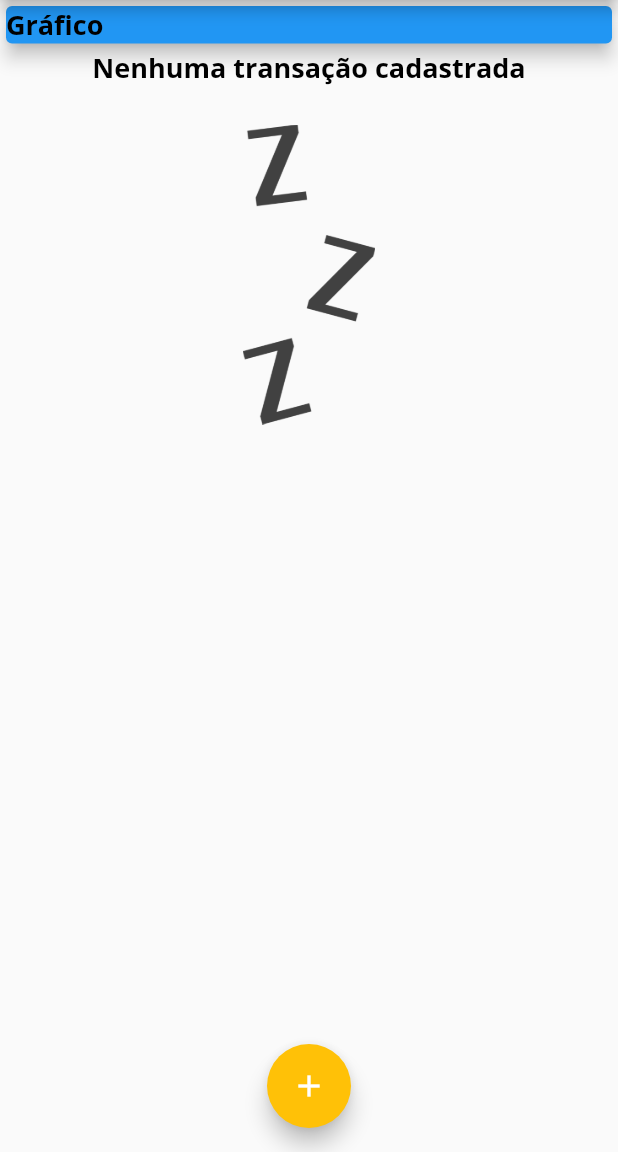
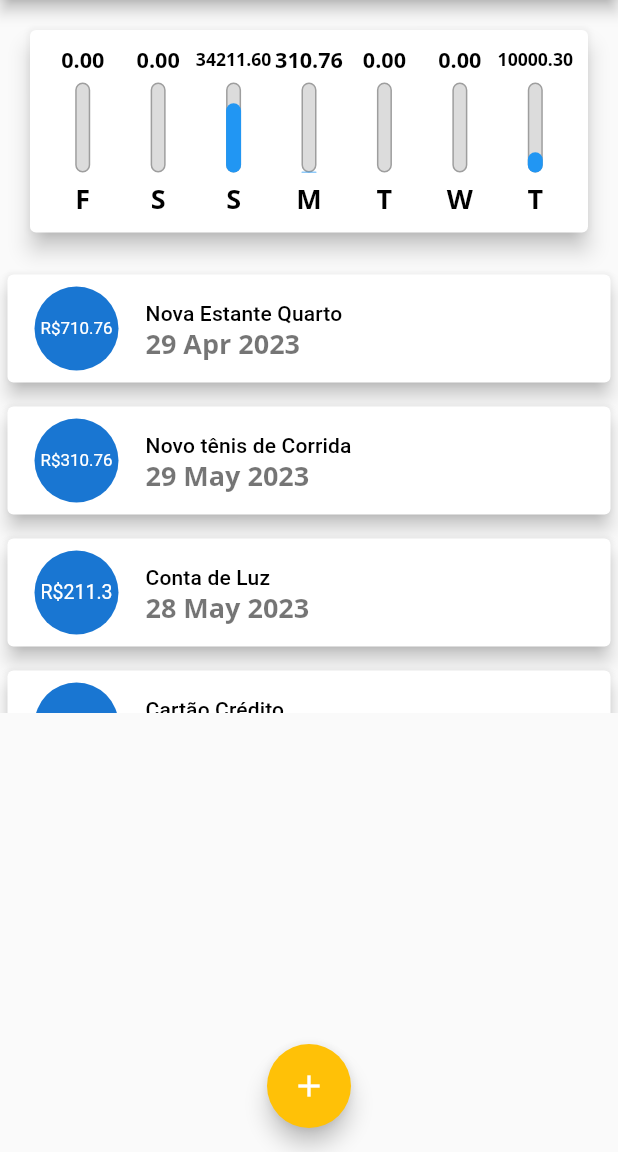
Before and after one commit to LeonardoPuglia/despesas_pessoais, a Flutter app: the screen it shows after launch, on a phone screen of 412 x 824 dp, the part 84-1236 px from its top. Run offline on Flutter 3.47's test engine with Material 2 defaults, Android fonts, the phone set to English and light mode, and no system bars.

Commit message:
chart returned transactions in correct form

```diff
--- /dev/null
+++ b/lib/components/chart.dart
@@ -0,0 +1,77 @@
+// ignore_for_file: prefer_const_constructors
+
+import 'package:despesas_pessoais/components/chart_bar.dart';
+import 'package:flutter/material.dart';
+import 'package:intl/intl.dart';
+
+import '../models/transaction.dart';
+
+class Chart extends StatelessWidget {
+  List<Transaction> recentTransactions;
+
+  Chart(this.recentTransactions);
+
+  List<Map<String, Object>> get groupedTransaction {
+    return List.generate(7, (index) {
+      final weekDay = DateTime.now().subtract(Duration(days: index));
+
+      double totalSum = 0.0;
+
+      if (recentTransactions.length == 0)
+        return {
+          'day': '',
+          'value': 0,
+        };
+
+      var lastWeekTransactions = recentTransactions.where((e) {
+        var sameDay = e.date.day == weekDay.day;
+        var sameMonth = e.date.month == weekDay.month;
+        var sameYear = e.date.year == weekDay.year;
+
+        return sameYear && sameMonth && sameDay;
+      }).toList();
+
+      for (var tr in lastWeekTransactions) {
+        totalSum += tr.value;
+      }
+
+      var initialWeekDay = DateFormat.E().format(weekDay)[0];
+
+      print(initialWeekDay);
+      print(totalSum);
+      return {
+        'day': initialWeekDay,
+        'value': totalSum,
+      };
+    }).reversed.toList();
+  }
+
+  double get _weekTotalValue {
+    return groupedTransaction.fold(
+        0.0, (sum, tr) => sum + (tr['value'] as double));
+  }
+
+  @override
+  Widget build(BuildContext context) {
+    return Card(
+      elevation: 6,
+      margin: EdgeInsets.all(20),
+      child: Padding(
+        padding: const EdgeInsets.all(10.0),
+        child: Row(
+          mainAxisAlignment: MainAxisAlignment.spaceAround,
+          children: groupedTransaction
+              .map((tr) => Flexible(
+                    fit: FlexFit.tight,
+                    child: ChartBar(
+                      label: tr['day'].toString(),
+                      value: tr['value'] as double,
+                      percentage: (tr['value'] as double) / _weekTotalValue,
+                    ),
+                  ))
+              .toList(),
+        ),
+      ),
+    );
+  }
+}
--- /dev/null
+++ b/lib/components/chart_bar.dart
@@ -0,0 +1,59 @@
+// ignore_for_file: prefer_const_constructors
+
+import 'package:flutter/material.dart';
+
+class ChartBar extends StatelessWidget {
+  final String label;
+  final double value;
+  final double percentage;
+
+  const ChartBar({
+    super.key,
+    required this.label,
+    required this.value,
+    required this.percentage,
+  });
+
+  @override
+  Widget build(BuildContext context) {
+    return Column(
+      children: [
+        Container(
+          height: 20,
+          child: FittedBox(
+            child: Text('${value.toStringAsFixed(2)}'),
+          ),
+        ),
+        SizedBox(height: 5),
+        Container(
+          height: 60,
+          width: 10,
+          child: Stack(
+            alignment: Alignment.bottomCenter,
+            children: [
+              Container(
+                decoration: BoxDecoration(
+                    border: Border.all(
+                      color: Colors.grey,
+                      width: 1.0,
+                    ),
+                    color: Color.fromRGBO(220, 220, 220, 1),
+                    borderRadius: BorderRadius.circular(5)),
+              ),
+              FractionallySizedBox(
+                heightFactor: percentage,
+                child: Container(
+                  decoration: BoxDecoration(
+                      borderRadius: BorderRadius.circular(5),
+                      color: Theme.of(context).primaryColor),
+                ),
+              )
+            ],
+          ),
+        ),
+        SizedBox(height: 5),
+        Text(label),
+      ],
+    );
+  }
+}
--- a/lib/components/transaction_list.dart
+++ b/lib/components/transaction_list.dart
@@ -31,46 +31,31 @@ class TransactionList extends StatelessWidget {
               itemBuilder: (context, index) {
                 final tr = transactions[index];
                 return Card(
-                    child: Row(
-                  children: [
-                    Container(
-                      margin: const EdgeInsets.symmetric(
-                        horizontal: 15,
-                        vertical: 10,
-                      ),
-                      decoration: BoxDecoration(
-                        border: Border.all(color: Colors.purple, width: 2),
-                      ),
-                      padding: const EdgeInsets.all(10),
-                      child: Text(
-                        'R\$ ${tr.value.toStringAsFixed(2)}',
-                        style: const TextStyle(
-                          fontWeight: FontWeight.bold,
-                          fontSize: 20,
-                          color: Colors.purple,
+                  elevation: 5,
+                  // ignore: prefer_const_constructors
+                  margin: EdgeInsets.symmetric(
+                    vertical: 8,
+                    horizontal: 5,
+                  ),
+                  child: ListTile(
+                    leading: CircleAvatar(
+                      radius: 30,
+                      child: Padding(
+                        padding: const EdgeInsets.all(6.0),
+                        child: FittedBox(
+                          child: Text("R\$${tr.value}"),
                         ),
                       ),
                     ),
-                    Column(
-                      crossAxisAlignment: CrossAxisAlignment.start,
-                      children: [
-                        Text(
-                          tr.title,
-                          style: const TextStyle(
-                            fontSize: 16,
-                            fontWeight: FontWeight.bold,
-                          ),
-                        ),
-                        Text(
-                          DateFormat('d/MM/y').format(tr.date),
-                          style: const TextStyle(
-                            color: Colors.grey,
-                          ),
-                        ),
-                      ],
-                    )
-                  ],
-                ));
+                    title: Text(
+                      tr.title,
+                      style: Theme.of(context).textTheme.titleSmall,
+                    ),
+                    subtitle: Text(
+                      DateFormat('d MMM y').format(tr.date),
+                    ),
+                  ),
+                );
               },
             ),
     );
--- a/lib/main.dart
+++ b/lib/main.dart
@@ -2,6 +2,7 @@
 
 import 'dart:math';
 
+import 'package:despesas_pessoais/components/chart.dart';
 import 'package:despesas_pessoais/components/transaction_form.dart';
 import 'package:flutter/material.dart';
 
@@ -51,19 +52,45 @@ class MyHomePage extends StatefulWidget {
 
 class _MyHomePageState extends State<MyHomePage> {
   final List<Transaction> _transactions = [
-    // Transaction(
-    //   id: 't1',
-    //   title: 'Novo tênis de Corrida',
-    //   value: 310.76,
-    //   date: DateTime.now(),
-    // ),
-    // Transaction(
-    //   id: 't2',
-    //   title: 'Conta de Luz',
-    //   value: 211.30,
-    //   date: DateTime.now(),
-    // ),
+    Transaction(
+      id: 't1',
+      title: 'Nova Estante Quarto',
+      value: 710.76,
+      date: DateTime.now().subtract(Duration(days: 33)),
+    ),
+    Transaction(
+      id: 't2',
+      title: 'Novo tênis de Corrida',
+      value: 310.76,
+      date: DateTime.now().subtract(Duration(days: 3)),
+    ),
+    Transaction(
+      id: 't3',
+      title: 'Conta de Luz',
+      value: 211.30,
+      date: DateTime.now().subtract(Duration(days: 4)),
+    ),
+    Transaction(
+      id: 't4',
+      title: 'Cartão Crédito',
+      value: 10000.30,
+      date: DateTime.now(),
+    ),
+    Transaction(
+      id: 't5',
+      title: 'Carro',
+      value: 34000.30,
+      date: DateTime.now().subtract(Duration(days: 4)),
+    ),
   ];
+
+  List<Transaction> get _recentTransactions {
+    return _transactions.where((tr) {
+      return tr.date.isAfter(DateTime.now().subtract(
+        Duration(days: 7),
+      ));
+    }).toList();
+  }
 
   _addTransaction(String title, double value) {
     final newTransaction = Transaction(
@@ -106,13 +133,7 @@ class _MyHomePageState extends State<MyHomePage> {
         child: Column(
           crossAxisAlignment: CrossAxisAlignment.stretch,
           children: [
-            Container(
-              child: Card(
-                color: Colors.blue,
-                child: Text('Gráfico'),
-                elevation: 5,
-              ),
-            ),
+            Chart(_recentTransactions),
             TransactionList(transactions: _transactions),
           ],
         ),
```
